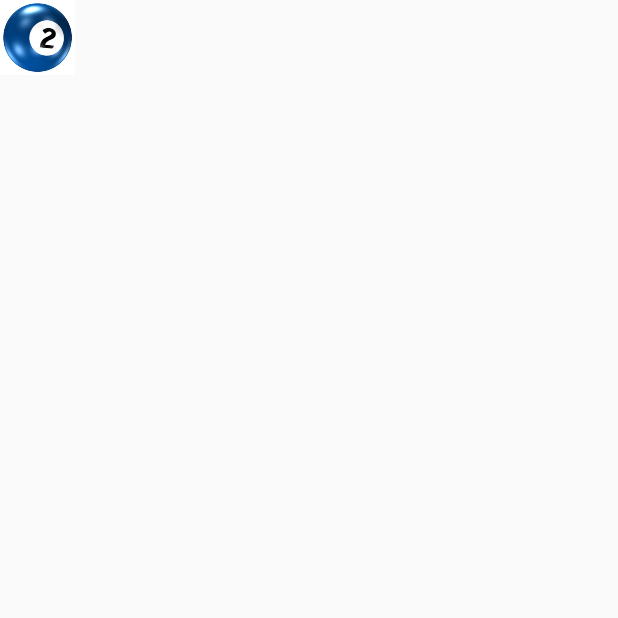
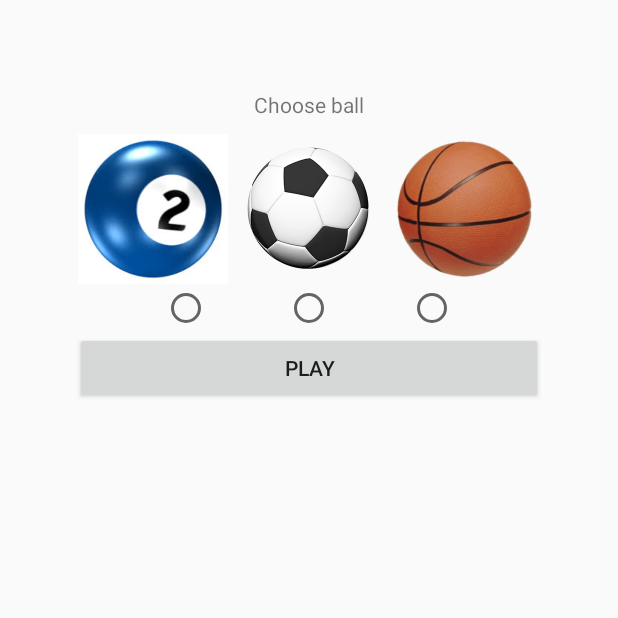
Before and after one commit to nishantnahata/MovingBall, an Android app: the screen it shows after launch (MainActivity before the commit, EntryActivity after it), on a phone screen of 412 x 824 dp, the top half of it. Run offline under Robolectric (Android 15) with nearby library versions, the phone set to English and light mode, and no system bars.

Commit message:
added choice for balls

```diff
--- a/app/build.gradle
+++ b/app/build.gradle
@@ -2,7 +2,7 @@ apply plugin: 'com.android.application'
 
 android {
     compileSdkVersion 23
-    buildToolsVersion "23.0.3"
+    buildToolsVersion '27.0.3'
 
     defaultConfig {
         applicationId "com.example.sensors.movingball"
@@ -20,6 +20,7 @@ android {
 }
 
 dependencies {
+
     compile fileTree(dir: 'libs', include: ['*.jar'])
     testCompile 'junit:junit:4.12'
     compile 'com.android.support:appcompat-v7:23.4.0'
--- a/app/src/main/AndroidManifest.xml
+++ b/app/src/main/AndroidManifest.xml
@@ -9,6 +9,9 @@
         android:supportsRtl="true"
         android:theme="@style/AppTheme">
         <activity android:name=".MainActivity">
+
+        </activity>
+        <activity android:name=".EntryActivity">
             <intent-filter>
                 <action android:name="android.intent.action.MAIN" />
 
--- /dev/null
+++ b/app/src/main/java/com/example/sensors/movingball/EntryActivity.java
@@ -0,0 +1,55 @@
+package com.example.sensors.movingball;
+
+import android.content.Intent;
+import android.support.v7.app.AppCompatActivity;
+import android.os.Bundle;
+import android.view.View;
+import android.widget.Button;
+import android.widget.RadioButton;
+
+public class EntryActivity extends AppCompatActivity {
+
+    String ball="ball";
+    Button btPlay;
+    public static final String BALL_TYPE="BallType";
+    @Override
+    protected void onCreate(Bundle savedInstanceState) {
+        super.onCreate(savedInstanceState);
+        setContentView(R.layout.activity_entry);
+
+        btPlay= (Button) findViewById(R.id.bt_play);
+
+        btPlay.setOnClickListener(new View.OnClickListener() {
+            @Override
+            public void onClick(View view) {
+                Intent i=new Intent(EntryActivity.this,MainActivity.class);
+                i.putExtra(BALL_TYPE,ball);
+                startActivity(i);
+            }
+        });
+    }
+
+    public void onRadioButtonClicked(View view) {
+        // Is the button now checked?
+        boolean checked = ((RadioButton) view).isChecked();
+
+        // Check which radio button was clicked
+        switch(view.getId()) {
+            case R.id.rbt1:
+                if (checked) {
+                    ball = "ball";
+                    break;
+                }
+            case R.id.rbt2:
+                if (checked){
+                    ball="ball2";
+                    break;
+                }
+            case R.id.rbt3:
+                if (checked){
+                    ball="ball3";
+                    break;
+                }
+        }
+    }
+}
--- a/app/src/main/java/com/example/sensors/movingball/MainActivity.java
+++ b/app/src/main/java/com/example/sensors/movingball/MainActivity.java
@@ -1,6 +1,7 @@
 package com.example.sensors.movingball;
 
 import android.content.Context;
+import android.content.Intent;
 import android.graphics.Point;
 import android.graphics.drawable.Animatable;
 import android.hardware.Sensor;
@@ -32,6 +33,8 @@ public class MainActivity extends AppCompatActivity implements SensorEventListen
         this.requestWindowFeature(Window.FEATURE_NO_TITLE);
         getWindow().setFlags(WindowManager.LayoutParams.FLAG_FULLSCREEN, WindowManager.LayoutParams.FLAG_FULLSCREEN);
         setContentView(R.layout.activity_main);
+        String ball=getIntent().getStringExtra(EntryActivity.BALL_TYPE);
+
         Display display =    getWindowManager().getDefaultDisplay();
         Point size = new Point();
         display.getSize(size);
@@ -43,6 +46,7 @@ public class MainActivity extends AppCompatActivity implements SensorEventListen
         Sensor sensor = sMgr.getDefaultSensor(Sensor.TYPE_ACCELEROMETER);
 
         tv = (ImageView) findViewById(R.id.ball);
+        tv.setImageResource(this.getResources().getIdentifier(ball,"drawable",this.getPackageName()));
         sMgr.registerListener(this, sensor, 1000000);
 
 
--- /dev/null
+++ b/app/src/main/res/layout/activity_entry.xml
@@ -0,0 +1,70 @@
+<?xml version="1.0" encoding="utf-8"?>
+<LinearLayout xmlns:android="http://schemas.android.com/apk/res/android"
+    xmlns:app="http://schemas.android.com/apk/res-auto"
+    xmlns:tools="http://schemas.android.com/tools"
+    android:layout_width="match_parent"
+    android:layout_height="match_parent"
+    tools:context=".EntryActivity"
+    android:orientation="vertical"
+    android:padding="50dp">
+
+    <TextView
+        android:layout_width="match_parent"
+        android:layout_height="wrap_content"
+        android:text="Choose ball"
+        android:gravity="center"
+        android:padding="10dp"/>
+
+    <LinearLayout
+        android:layout_width="match_parent"
+        android:layout_height="wrap_content">
+        <ImageView
+            android:layout_width="match_parent"
+            android:layout_height="100dp"
+            android:src="@drawable/ball"
+            android:layout_weight="1"/>
+        <ImageView
+            android:layout_width="match_parent"
+            android:layout_height="100dp"
+            android:src="@drawable/ball2"
+            android:layout_weight="1"/>
+        <ImageView
+            android:layout_width="match_parent"
+            android:layout_height="100dp"
+            android:src="@drawable/ball3"
+            android:layout_weight="1"/>
+    </LinearLayout>
+    <RadioGroup
+        android:layout_width="match_parent"
+        android:layout_height="wrap_content"
+        android:orientation="horizontal"
+        android:gravity="center"
+        android:id="@+id/radio_ball"
+        >
+        <RadioButton
+            android:layout_width="wrap_content"
+            android:layout_height="wrap_content"
+            android:id="@+id/rbt1"
+            android:onClick="onRadioButtonClicked"/>
+        <RadioButton
+            android:layout_width="wrap_content"
+            android:layout_height="wrap_content"
+            android:layout_marginLeft="50dp"
+            android:layout_marginRight="50dp"
+            android:id="@+id/rbt2"
+            android:onClick="onRadioButtonClicked"/>
+        <RadioButton
+            android:layout_width="wrap_content"
+            android:layout_height="wrap_content"
+            android:id="@+id/rbt3"
+            android:onClick="onRadioButtonClicked"/>
+    </RadioGroup>
+
+    <Button
+        android:layout_width="match_parent"
+        android:layout_height="wrap_content"
+        android:text="PLAY"
+        android:layout_gravity="end"
+        android:id="@+id/bt_play"/>
+
+</LinearLayout>
--- a/build.gradle
+++ b/build.gradle
@@ -3,9 +3,10 @@
 buildscript {
     repositories {
         jcenter()
+        google()
     }
     dependencies {
-        classpath 'com.android.tools.build:gradle:2.1.2'
+        classpath 'com.android.tools.build:gradle:3.1.4'
 
         // NOTE: Do not place your application dependencies here; they belong
         // in the individual module build.gradle files
```
Also changed, not shown: app/src/main/res/drawable/ball2.png (added), app/src/main/res/drawable/ball3.png (added), gradle/wrapper/gradle-wrapper.properties, 3 other files.
